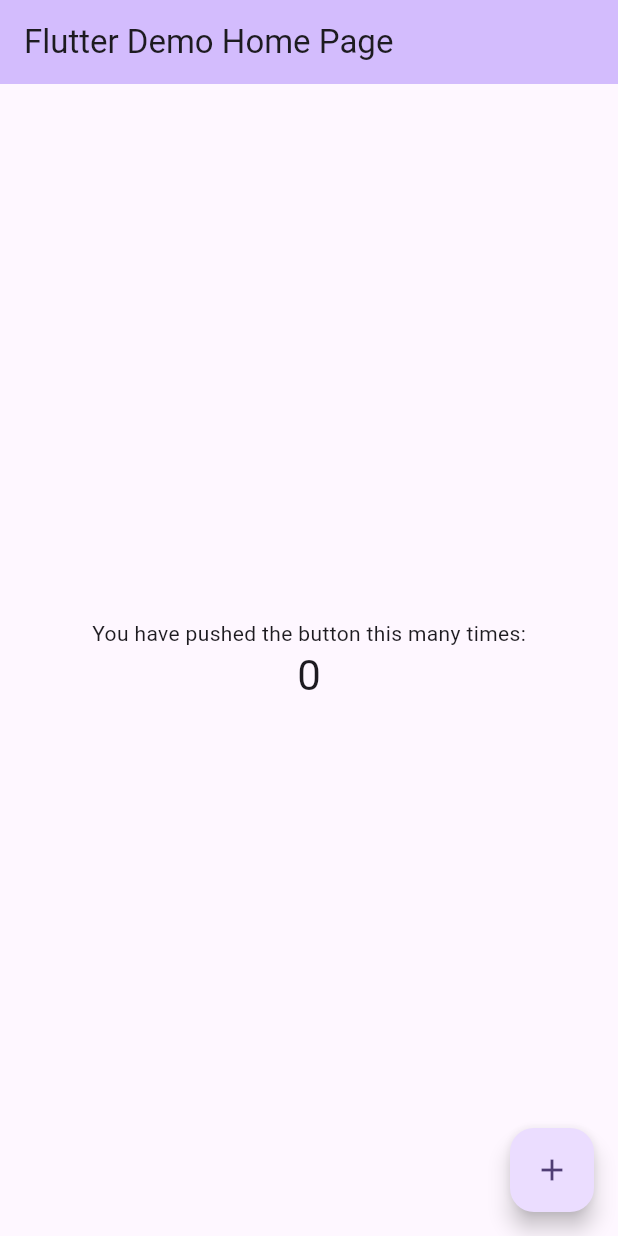
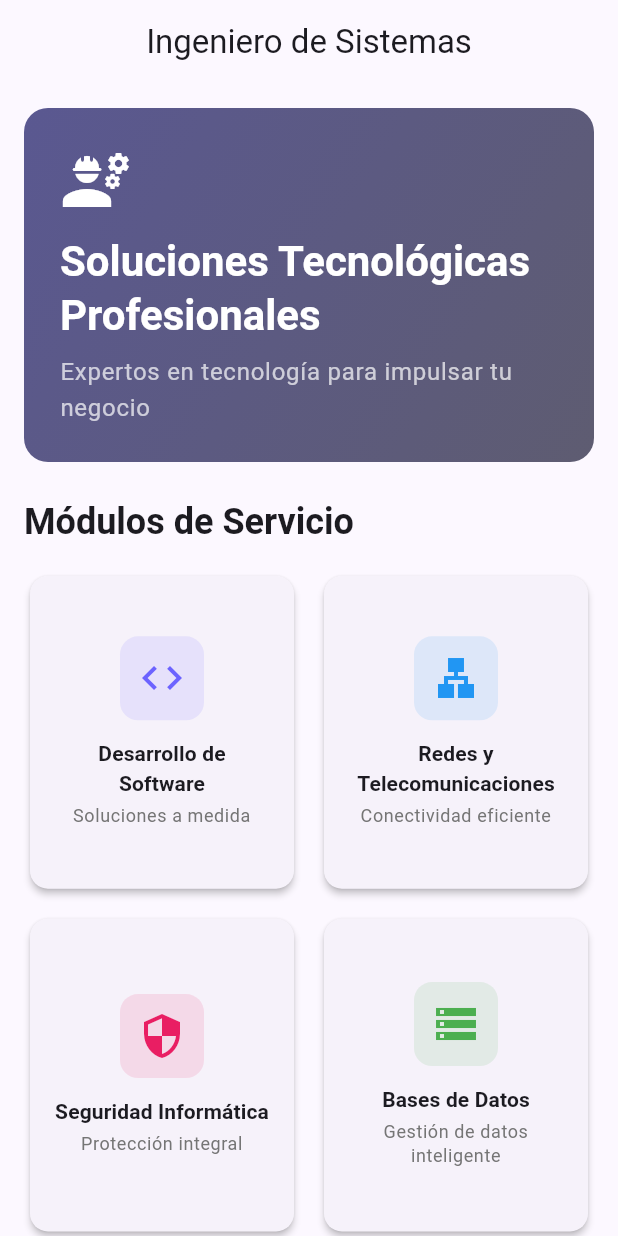
Before and after one commit to geniohd-beep/sistemashd, a Flutter app: the screen it shows after launch, on a phone screen of 412 x 824 dp. Run offline on Flutter 3.47's test engine with Material 3 defaults, Android fonts, the phone set to English and light mode, and no system bars.

Commit message:
Implementa módulos de servicio de Ingeniero de Sistemas

```diff
--- a/lib/main.dart
+++ b/lib/main.dart
@@ -1,4 +1,5 @@
 import 'package:flutter/material.dart';
+import 'pages/home_page.dart';
 
 void main() {
   runApp(const MyApp());
@@ -7,116 +8,23 @@ void main() {
 class MyApp extends StatelessWidget {
   const MyApp({super.key});
 
-  // This widget is the root of your application.
   @override
   Widget build(BuildContext context) {
     return MaterialApp(
-      title: 'Flutter Demo',
+      title: 'Ingeniero de Sistemas',
+      debugShowCheckedModeBanner: false,
       theme: ThemeData(
-        // This is the theme of your application.
-        //
-        // TRY THIS: Try running your application with "flutter run". You'll see
-        // the application has a purple toolbar. Then, without quitting the app,
-        // try changing the seedColor in the colorScheme below to Colors.green
-        // and then invoke "hot reload" (save your changes or press the "hot
-        // reload" button in a Flutter-supported IDE, or press "r" if you used
-        // the command line to start the app).
-        //
-        // Notice that the counter didn't reset back to zero; the application
-        // state is not lost during the reload. To reset the state, use hot
-        // restart instead.
-        //
-        // This works for code too, not just values: Most code changes can be
-        // tested with just a hot reload.
-        colorScheme: .fromSeed(seedColor: Colors.deepPurple),
+        colorScheme: ColorScheme.fromSeed(
+          seedColor: const Color(0xFF6C63FF),
+          brightness: Brightness.light,
+        ),
+        useMaterial3: true,
+        appBarTheme: const AppBarTheme(
+          centerTitle: true,
+          elevation: 0,
+        ),
       ),
-      home: const MyHomePage(title: 'Flutter Demo Home Page'),
+      home: const HomePage(),
     );
   }
 }
-
-class MyHomePage extends StatefulWidget {
-  const MyHomePage({super.key, required this.title});
-
-  // This widget is the home page of your application. It is stateful, meaning
-  // that it has a State object (defined below) that contains fields that affect
-  // how it looks.
-
-  // This class is the configuration for the state. It holds the values (in this
-  // case the title) provided by the parent (in this case the App widget) and
-  // used by the build method of the State. Fields in a Widget subclass are
-  // always marked "final".
-
-  final String title;
-
-  @override
-  State<MyHomePage> createState() => _MyHomePageState();
-}
-
-class _MyHomePageState extends State<MyHomePage> {
-  int _counter = 0;
-
-  void _incrementCounter() {
-    setState(() {
-      // This call to setState tells the Flutter framework that something has
-      // changed in this State, which causes it to rerun the build method below
-      // so that the display can reflect the updated values. If we changed
-      // _counter without calling setState(), then the build method would not be
-      // called again, and so nothing would appear to happen.
-      _counter++;
-    });
-  }
-
-  @override
-  Widget build(BuildContext context) {
-    // This method is rerun every time setState is called, for instance as done
-    // by the _incrementCounter method above.
-    //
-    // The Flutter framework has been optimized to make rerunning build methods
-    // fast, so that you can just rebuild anything that needs updating rather
-    // than having to individually change instances of widgets.
-    return Scaffold(
-      appBar: AppBar(
-        // TRY THIS: Try changing the color here to a specific color (to
-        // Colors.amber, perhaps?) and trigger a hot reload to see the AppBar
-        // change color while the other colors stay the same.
-        backgroundColor: Theme.of(context).colorScheme.inversePrimary,
-        // Here we take the value from the MyHomePage object that was created by
-        // the App.build method, and use it to set our appbar title.
-        title: Text(widget.title),
-      ),
-      body: Center(
-        // Center is a layout widget. It takes a single child and positions it
-        // in the middle of the parent.
-        child: Column(
-          // Column is also a layout widget. It takes a list of children and
-          // arranges them vertically. By default, it sizes itself to fit its
-          // children horizontally, and tries to be as tall as its parent.
-          //
-          // Column has various properties to control how it sizes itself and
-          // how it positions its children. Here we use mainAxisAlignment to
-          // center the children vertically; the main axis here is the vertical
-          // axis because Columns are vertical (the cross axis would be
-          // horizontal).
-          //
-          // TRY THIS: Invoke "debug painting" (choose the "Toggle Debug Paint"
-          // action in the IDE, or press "p" in the console), to see the
-          // wireframe for each widget.
-          mainAxisAlignment: .center,
-          children: [
-            const Text('You have pushed the button this many times:'),
-            Text(
-              '$_counter',
-              style: Theme.of(context).textTheme.headlineMedium,
-            ),
-          ],
-        ),
-      ),
-      floatingActionButton: FloatingActionButton(
-        onPressed: _incrementCounter,
-        tooltip: 'Increment',
-        child: const Icon(Icons.add),
-      ),
-    );
-  }
-}
--- /dev/null
+++ b/lib/models/module.dart
@@ -0,0 +1,151 @@
+import 'package:flutter/material.dart';
+
+class Module {
+  final String title;
+  final String subtitle;
+  final String description;
+  final List<String> services;
+  final IconData icon;
+  final Color color;
+
+  const Module({
+    required this.title,
+    required this.subtitle,
+    required this.description,
+    required this.services,
+    required this.icon,
+    required this.color,
+  });
+}
+
+final List<Module> modules = [
+  Module(
+    title: 'Desarrollo de Software',
+    subtitle: 'Soluciones a medida',
+    description:
+        'Diseño y desarrollo de aplicaciones web, móviles y de escritorio '
+        'utilizando tecnologías modernas como Flutter, React, Node.js y más. '
+        'Desde la toma de requisitos hasta el despliegue y mantenimiento.',
+    services: [
+      'Aplicaciones web progresivas (PWA)',
+      'Apps móviles Android e iOS',
+      'APIs y microservicios',
+      'Sistemas empresariales ERP/CRM',
+      'Integración con servicios cloud',
+    ],
+    icon: Icons.code,
+    color: Color(0xFF6C63FF),
+  ),
+  Module(
+    title: 'Redes y Telecomunicaciones',
+    subtitle: 'Conectividad eficiente',
+    description:
+        'Diseño, implementación y administración de infraestructura de redes '
+        'LAN, WAN y VPN. Optimización de conectividad y comunicaciones.',
+    services: [
+      'Diseño de redes empresariales',
+      'Configuración de routers y switches',
+      'Redes inalámbricas y cableado estructurado',
+      'Soluciones VPN y acceso remoto',
+      'Monitoreo y administración de red',
+    ],
+    icon: Icons.lan,
+    color: Color(0xFF2196F3),
+  ),
+  Module(
+    title: 'Seguridad Informática',
+    subtitle: 'Protección integral',
+    description:
+        'Auditorías de seguridad, análisis de vulnerabilidades e implementación '
+        'de medidas de protección para salvaguardar la información y sistemas.',
+    services: [
+      'Auditorías de seguridad perimetral',
+      'Análisis de vulnerabilidades',
+      'Implementación de firewalls y IDS/IPS',
+      'Políticas de seguridad y cumplimiento',
+      'Capacitación en seguridad informática',
+    ],
+    icon: Icons.security,
+    color: Color(0xFFE91E63),
+  ),
+  Module(
+    title: 'Bases de Datos',
+    subtitle: 'Gestión de datos inteligente',
+    description:
+        'Diseño, implementación y administración de bases de datos relacionales '
+        'y NoSQL. Optimización de consultas y migración de datos.',
+    services: [
+      'Diseño de modelos de datos',
+      'Migración de bases de datos',
+      'Optimización de consultas SQL',
+      'Bases de datos NoSQL (MongoDB, Firebase)',
+      'Backup y recuperación ante desastres',
+    ],
+    icon: Icons.storage,
+    color: Color(0xFF4CAF50),
+  ),
+  Module(
+    title: 'Infraestructura IT',
+    subtitle: 'Base tecnológica sólida',
+    description:
+        'Planificación e implementación de infraestructura tecnológica '
+        'incluyendo servidores, virtualización y administración de sistemas.',
+    services: [
+      'Virtualización con VMware y Hyper-V',
+      'Administración de servidores Windows/Linux',
+      'Infraestructura como código (Docker, Kubernetes)',
+      'Soluciones de respaldo y continuidad',
+      'Migración a la nube (AWS, Azure, GCP)',
+    ],
+    icon: Icons.dns,
+    color: Color(0xFFFF9800),
+  ),
+  Module(
+    title: 'Soporte Técnico',
+    subtitle: 'Asistencia especializada',
+    description:
+        'Mesa de ayuda, mantenimiento preventivo y correctivo de equipos '
+        'de cómputo, instalación de software y soporte a usuarios.',
+    services: [
+      'Mesa de ayuda presencial y remota',
+      'Mantenimiento de equipos de cómputo',
+      'Instalación y configuración de software',
+      'Migración de sistemas operativos',
+      'Inventario y gestión de activos TI',
+    ],
+    icon: Icons.support_agent,
+    color: Color(0xFF9C27B0),
+  ),
+  Module(
+    title: 'Cloud Computing',
+    subtitle: 'La nube a tu servicio',
+    description:
+        'Arquitectura, migración y administración de soluciones en la nube '
+        'para escalar tu negocio con flexibilidad y seguridad.',
+    services: [
+      'Migración a AWS, Azure y GCP',
+      'Arquitectura serverless',
+      'Almacenamiento y CDN',
+      'DevOps y CI/CD en la nube',
+      'Optimización de costos cloud',
+    ],
+    icon: Icons.cloud,
+    color: Color(0xFF00BCD4),
+  ),
+  Module(
+    title: 'Consultoría TI',
+    subtitle: 'Estrategia tecnológica',
+    description:
+        'Asesoría especializada para alinear la tecnología con los objetivos '
+        'de negocio. Planificación estratégica y transformación digital.',
+    services: [
+      'Planificación estratégica TI',
+      'Transformación digital',
+      'Selección e implementación de software',
+      'Evaluación de proveedores tecnológicos',
+      'Normativas y cumplimiento (ISO, GDPR)',
+    ],
+    icon: Icons.lightbulb,
+    color: Color(0xFF607D8B),
+  ),
+];
--- /dev/null
+++ b/lib/pages/home_page.dart
@@ -0,0 +1,140 @@
+import 'package:flutter/material.dart';
+import '../models/module.dart';
+import 'module_detail_page.dart';
+
+class HomePage extends StatelessWidget {
+  const HomePage({super.key});
+
+  @override
+  Widget build(BuildContext context) {
+    final screenWidth = MediaQuery.of(context).size.width;
+    final crossAxisCount = screenWidth > 600 ? 4 : 2;
+
+    return Scaffold(
+      appBar: AppBar(
+        title: const Text('Ingeniero de Sistemas'),
+        centerTitle: true,
+      ),
+      body: SingleChildScrollView(
+        padding: const EdgeInsets.all(16),
+        child: Column(
+          crossAxisAlignment: CrossAxisAlignment.start,
+          children: [
+            _buildHeader(context),
+            const SizedBox(height: 24),
+            Text(
+              'Módulos de Servicio',
+              style: Theme.of(context).textTheme.headlineSmall?.copyWith(
+                    fontWeight: FontWeight.bold,
+                  ),
+            ),
+            const SizedBox(height: 16),
+            GridView.builder(
+              shrinkWrap: true,
+              physics: const NeverScrollableScrollPhysics(),
+              gridDelegate: SliverGridDelegateWithFixedCrossAxisCount(
+                crossAxisCount: crossAxisCount,
+                childAspectRatio: 0.85,
+                crossAxisSpacing: 12,
+                mainAxisSpacing: 12,
+              ),
+              itemCount: modules.length,
+              itemBuilder: (context, index) {
+                return _buildModuleCard(context, modules[index]);
+              },
+            ),
+          ],
+        ),
+      ),
+    );
+  }
+
+  Widget _buildHeader(BuildContext context) {
+    return Container(
+      width: double.infinity,
+      padding: const EdgeInsets.all(24),
+      decoration: BoxDecoration(
+        gradient: LinearGradient(
+          colors: [
+            Theme.of(context).colorScheme.primary,
+            Theme.of(context).colorScheme.secondary,
+          ],
+          begin: Alignment.topLeft,
+          end: Alignment.bottomRight,
+        ),
+        borderRadius: BorderRadius.circular(16),
+      ),
+      child: Column(
+        crossAxisAlignment: CrossAxisAlignment.start,
+        children: [
+          Icon(Icons.engineering, size: 48, color: Colors.white),
+          const SizedBox(height: 12),
+          Text(
+            'Soluciones Tecnológicas\nProfesionales',
+            style: Theme.of(context).textTheme.headlineMedium?.copyWith(
+                  color: Colors.white,
+                  fontWeight: FontWeight.bold,
+                ),
+          ),
+          const SizedBox(height: 8),
+          Text(
+            'Expertos en tecnología para impulsar tu negocio',
+            style: Theme.of(context).textTheme.bodyLarge?.copyWith(
+                  color: Colors.white70,
+                ),
+          ),
+        ],
+      ),
+    );
+  }
+
+  Widget _buildModuleCard(BuildContext context, Module module) {
+    return Card(
+      elevation: 2,
+      shape: RoundedRectangleBorder(borderRadius: BorderRadius.circular(12)),
+      child: InkWell(
+        borderRadius: BorderRadius.circular(12),
+        onTap: () {
+          Navigator.push(
+            context,
+            MaterialPageRoute(
+              builder: (_) => ModuleDetailPage(module: module),
+            ),
+          );
+        },
+        child: Padding(
+          padding: const EdgeInsets.all(16),
+          child: Column(
+            mainAxisAlignment: MainAxisAlignment.center,
+            children: [
+              Container(
+                padding: const EdgeInsets.all(12),
+                decoration: BoxDecoration(
+                  color: module.color.withAlpha(30),
+                  borderRadius: BorderRadius.circular(12),
+                ),
+                child: Icon(module.icon, color: module.color, size: 32),
+              ),
+              const SizedBox(height: 12),
+              Text(
+                module.title,
+                textAlign: TextAlign.center,
+                style: Theme.of(context).textTheme.titleSmall?.copyWith(
+                      fontWeight: FontWeight.bold,
+                    ),
+              ),
+              const SizedBox(height: 4),
+              Text(
+                module.subtitle,
+                textAlign: TextAlign.center,
+                style: Theme.of(context).textTheme.bodySmall?.copyWith(
+                      color: Colors.grey[600],
+                    ),
+              ),
+            ],
+          ),
+        ),
+      ),
+    );
+  }
+}
--- /dev/null
+++ b/lib/pages/module_detail_page.dart
@@ -0,0 +1,113 @@
+import 'package:flutter/material.dart';
+import '../models/module.dart';
+
+class ModuleDetailPage extends StatelessWidget {
+  final Module module;
+
+  const ModuleDetailPage({super.key, required this.module});
+
+  @override
+  Widget build(BuildContext context) {
+    return Scaffold(
+      body: CustomScrollView(
+        slivers: [
+          SliverAppBar(
+            expandedHeight: 200,
+            pinned: true,
+            flexibleSpace: FlexibleSpaceBar(
+              title: Text(module.title),
+              background: Container(
+                decoration: BoxDecoration(
+                  gradient: LinearGradient(
+                    colors: [
+                      module.color,
+                      module.color.withAlpha(180),
+                    ],
+                    begin: Alignment.topLeft,
+                    end: Alignment.bottomRight,
+                  ),
+                ),
+                child: Center(
+                  child: Icon(module.icon, size: 80, color: Colors.white),
+                ),
+              ),
+            ),
+          ),
+          SliverPadding(
+            padding: const EdgeInsets.all(16),
+            sliver: SliverList(
+              delegate: SliverChildListDelegate([
+                Text(
+                  module.subtitle,
+                  style: Theme.of(context).textTheme.headlineSmall?.copyWith(
+                        fontWeight: FontWeight.bold,
+                        color: module.color,
+                      ),
+                ),
+                const SizedBox(height: 12),
+                Text(
+                  module.description,
+                  style: Theme.of(context).textTheme.bodyLarge?.copyWith(
+                        height: 1.5,
+                      ),
+                ),
+                const SizedBox(height: 24),
+                Text(
+                  'Servicios',
+                  style: Theme.of(context).textTheme.titleLarge?.copyWith(
+                        fontWeight: FontWeight.bold,
+                      ),
+                ),
+                const SizedBox(height: 12),
+                ...module.services.map(
+                  (service) => Padding(
+                    padding: const EdgeInsets.only(bottom: 8),
+                    child: Row(
+                      crossAxisAlignment: CrossAxisAlignment.start,
+                      children: [
+                        Container(
+                          margin: const EdgeInsets.only(top: 4),
+                          padding: const EdgeInsets.all(4),
+                          decoration: BoxDecoration(
+                            color: module.color.withAlpha(30),
+                            shape: BoxShape.circle,
+                          ),
+                          child: Icon(Icons.check, size: 16, color: module.color),
+                        ),
+                        const SizedBox(width: 12),
+                        Expanded(
+                          child: Text(
+                            service,
+                            style: Theme.of(context).textTheme.bodyLarge,
+                          ),
+                        ),
+                      ],
+                    ),
+                  ),
+                ),
+                const SizedBox(height: 32),
+                SizedBox(
+                  width: double.infinity,
+                  child: ElevatedButton.icon(
+                    onPressed: () {},
+                    icon: const Icon(Icons.email),
+                    label: const Text('Solicitar este servicio'),
+                    style: ElevatedButton.styleFrom(
+                      backgroundColor: module.color,
+                      foregroundColor: Colors.white,
+                      padding: const EdgeInsets.symmetric(vertical: 16),
+                      shape: RoundedRectangleBorder(
+                        borderRadius: BorderRadius.circular(12),
+                      ),
+                    ),
+                  ),
+                ),
+                const SizedBox(height: 16),
+              ]),
+            ),
+          ),
+        ],
+      ),
+    );
+  }
+}
```
Also changed, not shown: 1 other file.
